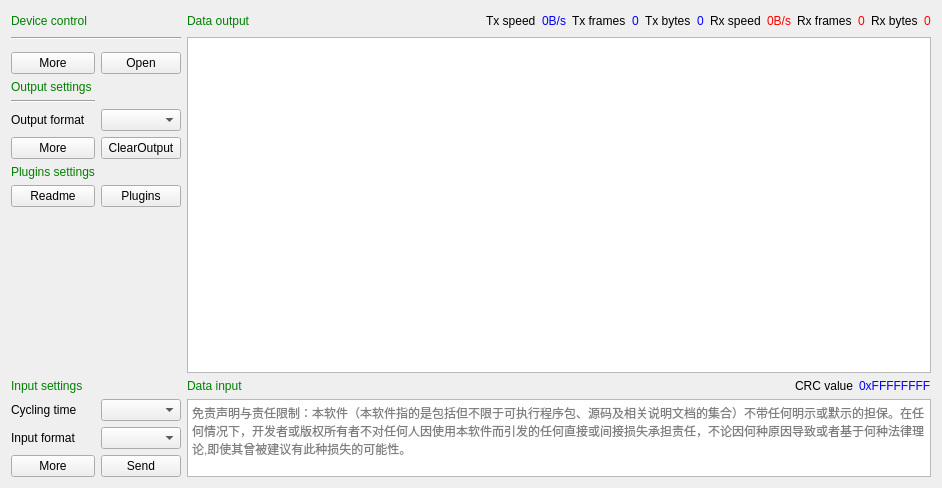
Before: the Qt Designer form src/debuggers/debugger/SAKDebugger.ui in x-tools-author/x-tools, drawn with Qt 5.
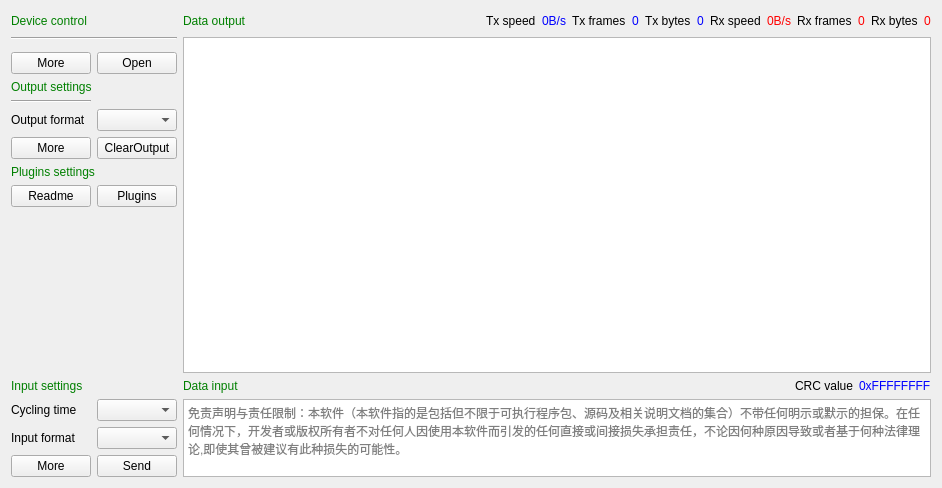
After: the same form once the commit is applied.

Commit message: chore: change the text of ui

Diff of the .ui file:
```diff
--- a/src/debuggers/debugger/SAKDebugger.ui
+++ b/src/debuggers/debugger/SAKDebugger.ui
@@ -47,18 +47,6 @@
      </property>
     </widget>
    </item>
-   <item row="0" column="0">
-    <widget class="QLabel" name="label_4">
-     <property name="styleSheet">
-      <string notr="true">QLabel{
-    color:green
-}</string>
-     </property>
-     <property name="text">
-      <string>Device control</string>
-     </property>
-    </widget>
-   </item>
    <item row="11" column="3">
     <widget class="QLabel" name="infoLabel">
      <property name="sizePolicy">
@@ -413,18 +401,6 @@
      </property>
     </widget>
    </item>
-   <item row="8" column="0">
-    <widget class="QLabel" name="label_9">
-     <property name="styleSheet">
-      <string notr="true">QLabel{
-    color:green
-}</string>
-     </property>
-     <property name="text">
-      <string>Plugins settings</string>
-     </property>
-    </widget>
-   </item>
    <item row="13" column="1">
     <widget class="QComboBox" name="inputFormatComboBox">
      <property name="sizePolicy">
@@ -449,33 +425,9 @@
      </property>
     </widget>
    </item>
-   <item row="11" column="0">
-    <widget class="QLabel" name="label_28">
-     <property name="styleSheet">
-      <string notr="true">QLabel{
-    color:green
-}</string>
-     </property>
-     <property name="text">
-      <string>Input settings</string>
-     </property>
-    </widget>
-   </item>
    <item row="12" column="1">
     <widget class="QComboBox" name="cyclingTimeComboBox"/>
    </item>
-   <item row="4" column="0">
-    <widget class="QLabel" name="label_5">
-     <property name="styleSheet">
-      <string notr="true">QLabel{
-    color:green
-}</string>
-     </property>
-     <property name="text">
-      <string>Output settings</string>
-     </property>
-    </widget>
-   </item>
    <item row="10" column="1">
     <spacer name="verticalSpacer">
      <property name="orientation">
@@ -489,6 +441,54 @@
      </property>
     </spacer>
    </item>
+   <item row="0" column="0" colspan="2">
+    <widget class="QLabel" name="label_4">
+     <property name="styleSheet">
+      <string notr="true">QLabel{
+    color:green
+}</string>
+     </property>
+     <property name="text">
+      <string>Device control</string>
+     </property>
+    </widget>
+   </item>
+   <item row="4" column="0" colspan="2">
+    <widget class="QLabel" name="label_5">
+     <property name="styleSheet">
+      <string notr="true">QLabel{
+    color:green
+}</string>
+     </property>
+     <property name="text">
+      <string>Output settings</string>
+     </property>
+    </widget>
+   </item>
+   <item row="8" column="0" colspan="2">
+    <widget class="QLabel" name="label_9">
+     <property name="styleSheet">
+      <string notr="true">QLabel{
+    color:green
+}</string>
+     </property>
+     <property name="text">
+      <string>Plugins settings</string>
+     </property>
+    </widget>
+   </item>
+   <item row="11" column="0" colspan="2">
+    <widget class="QLabel" name="label_28">
+     <property name="styleSheet">
+      <string notr="true">QLabel{
+    color:green
+}</string>
+     </property>
+     <property name="text">
+      <string>Input settings</string>
+     </property>
+    </widget>
+   </item>
   </layout>
  </widget>
  <resources/>
```
